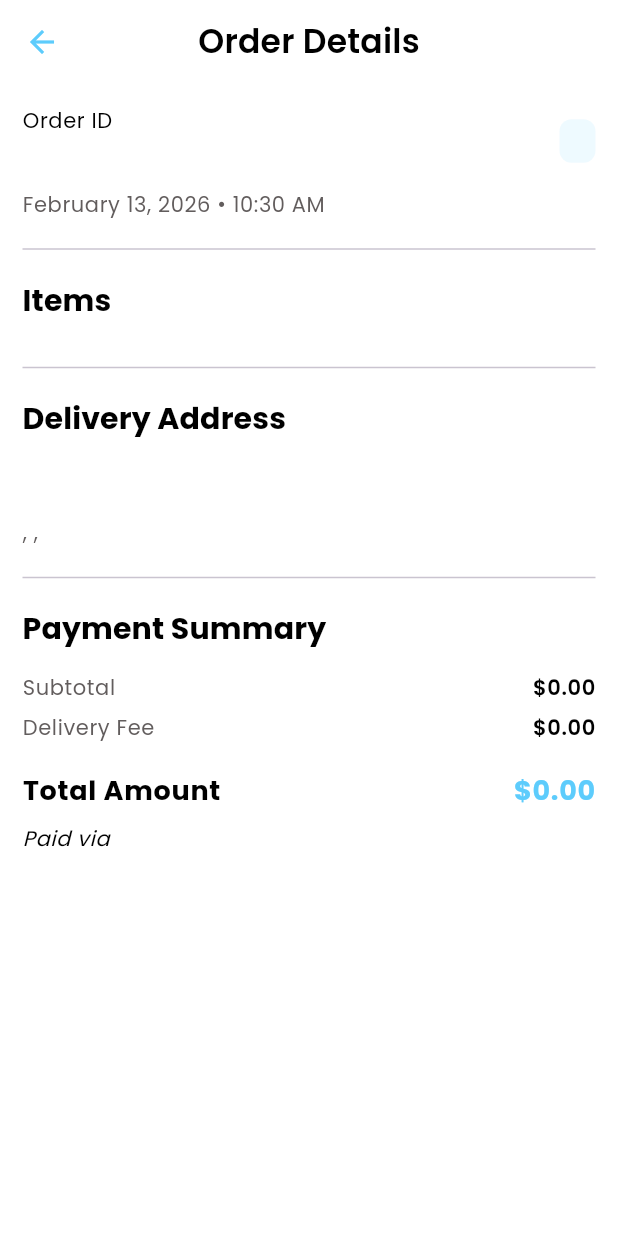
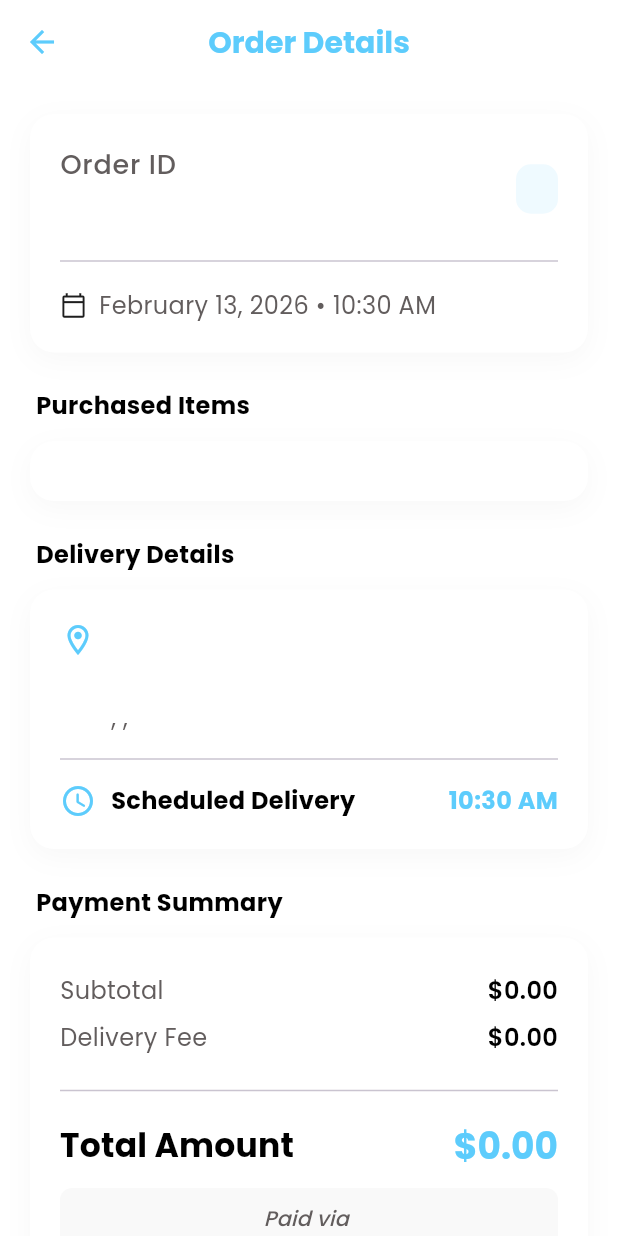
Before and after one commit to DevExplorerr/Drips-Water, a Flutter app: the OrderDetailsScreen screen opened directly with empty values, on a phone screen of 412 x 824 dp. Run offline on Flutter 3.47's test engine with Material 3 defaults, Android fonts, the phone set to English and light mode, and no system bars; our stand-ins replace cached_network_image, cloud_firestore, firebase_auth, firebase_core, googleapis_auth, loading_animation_widget and 3 more; accounts and stored records are empty; generated files the repository leaves out were written again.

Commit message:
feat(order): enhance OrderDetailsScreen and OrderItemTile with improved UI and layout adjustments

```diff
--- a/lib/presentation/screens/orders/order_details_screen.dart
+++ b/lib/presentation/screens/orders/order_details_screen.dart
@@ -11,30 +11,39 @@ class OrderDetailsScreen extends StatelessWidget {
 
   @override
   Widget build(BuildContext context) {
-    final textTheme = Theme.of(context).textTheme;
+    final theme = Theme.of(context);
+    final textTheme = theme.textTheme;
 
     return Scaffold(
-      appBar: AppBar(
-        title: Text("Order Details", style: textTheme.titleMedium),
-        centerTitle: true,
-      ),
+      backgroundColor: theme.scaffoldBackgroundColor,
+      appBar: AppBar(title: const Text("Order Details"), centerTitle: true),
       body: SingleChildScrollView(
-        padding: const EdgeInsets.all(15),
+        physics: const BouncingScrollPhysics(),
+        padding: const .all(20),
         child: Column(
           crossAxisAlignment: CrossAxisAlignment.start,
           children: [
-            // --- Header: ID and Date ---
+            // 1. Order Status & ID Card
+            _buildSectionCard(
+              child: Column(
+                children: [
                   Row(
-              mainAxisAlignment: MainAxisAlignment.spaceBetween,
+                    mainAxisAlignment: .spaceBetween,
                     children: [
                       Column(
-                  crossAxisAlignment: CrossAxisAlignment.start,
+                        crossAxisAlignment: .start,
                         children: [
-                    Text("Order ID", style: textTheme.bodySmall),
+                          Text(
+                            "Order ID",
+                            style: textTheme.bodyLarge?.copyWith(
+                              color: AppColors.secondaryText,
+                            ),
+                          ),
+                          const SizedBox(height: 4),
                           Text(
                             order.id,
-                      style: textTheme.bodyLarge?.copyWith(
-                        fontWeight: FontWeight.bold,
+                            style: textTheme.titleSmall?.copyWith(
+                              fontWeight: .w700,
                             ),
                           ),
                         ],
@@ -42,122 +51,229 @@ class OrderDetailsScreen extends StatelessWidget {
                       _buildStatusBadge(order.status),
                     ],
                   ),
-            const SizedBox(height: 10),
+                  const Padding(
+                    padding: .symmetric(vertical: 10),
+                    child: Divider(),
+                  ),
+                  Row(
+                    children: [
+                      const Icon(
+                        Icons.calendar_today_outlined,
+                        size: 18,
+                        color: AppColors.icon,
+                      ),
+                      const SizedBox(width: 8),
                       Text(
-              DateFormat('MMMM dd, yyyy • hh:mm a').format(order.createdAt),
-              style: textTheme.bodySmall?.copyWith(
+                        DateFormat(
+                          'MMMM dd, yyyy • hh:mm a',
+                        ).format(order.createdAt),
+                        style: textTheme.bodyMedium?.copyWith(
                           color: AppColors.secondaryText,
                         ),
                       ),
-            const Divider(height: 40),
-
-            // --- Section: Items ---
-            Text(
-              "Items",
-              style: textTheme.titleSmall?.copyWith(
-                fontWeight: FontWeight.bold,
+                    ],
+                  ),
+                ],
               ),
             ),
-            const SizedBox(height: 10),
-            Column(
+
+            const SizedBox(height: 24),
+            _sectionHeader("Purchased Items", textTheme),
+
+            // 2. Items List
+            _buildSectionCard(
+              child: Column(
                 children: order.items
                     .map((item) => OrderItemTile(item: item))
                     .toList(),
               ),
-            const Divider(height: 40),
+            ),
 
-            // --- Section: Delivery Address ---
-            Text(
-              "Delivery Address",
-              style: textTheme.titleSmall?.copyWith(
-                fontWeight: FontWeight.bold,
+            const SizedBox(height: 24),
+            _sectionHeader("Delivery Details", textTheme),
+
+            // 3. Address & Time Card
+            _buildSectionCard(
+              child: Column(
+                crossAxisAlignment: .start,
+                children: [
+                  Row(
+                    children: [
+                      const Icon(
+                        Icons.location_on_outlined,
+                        color: AppColors.primary,
                       ),
-            ),
-            const SizedBox(height: 10),
+                      const SizedBox(width: 10),
                       Text(
                         order.address.name,
-              style: textTheme.bodyMedium?.copyWith(
-                fontWeight: FontWeight.w600,
+                        style: textTheme.bodyLarge?.copyWith(fontWeight: .w700),
                       ),
+                    ],
                   ),
-            Text(order.address.phone, style: textTheme.bodySmall),
+                  Padding(
+                    padding: const .only(left: 34, top: 4),
+                    child: Column(
+                      crossAxisAlignment: .start,
+                      children: [
+                        Text(order.address.phone, style: textTheme.bodyMedium),
                         Text(
                           "${order.address.address}, ${order.address.district}, ${order.address.city}",
-              style: textTheme.bodySmall?.copyWith(
+                          style: textTheme.bodyMedium?.copyWith(
                             color: AppColors.secondaryText,
                           ),
                         ),
-            const Divider(height: 40),
-
-            // --- Section: Payment Summary ---
-            Text(
-              "Payment Summary",
-              style: textTheme.titleSmall?.copyWith(
-                fontWeight: FontWeight.bold,
+                      ],
                     ),
                   ),
-            const SizedBox(height: 15),
-            _buildPriceRow("Subtotal", order.subtotal, textTheme),
-            _buildPriceRow("Delivery Fee", order.deliveryFee, textTheme),
+                  if (order.scheduledTime != null) ...[
+                    const Divider(height: 32),
+                    Row(
+                      children: [
+                        const Icon(
+                          Icons.access_time_rounded,
+                          color: AppColors.primary,
+                        ),
+                        const SizedBox(width: 10),
+                        Text(
+                          "Scheduled Delivery",
+                          style: textTheme.bodyMedium?.copyWith(
+                            fontWeight: .w700,
+                          ),
+                        ),
+                        const Spacer(),
+                        Text(
+                          DateFormat('hh:mm a').format(order.scheduledTime!),
+                          style: textTheme.bodyMedium?.copyWith(
+                            color: AppColors.primary,
+                            fontWeight: .w700,
+                          ),
+                        ),
+                      ],
+                    ),
+                  ],
+                ],
+              ),
+            ),
+
+            const SizedBox(height: 24),
+            _sectionHeader("Payment Summary", textTheme),
+
+            // 4. Price Breakdown Card
+            _buildSectionCard(
+              child: Column(
+                children: [
+                  _priceRow("Subtotal", order.subtotal, textTheme),
+                  _priceRow("Delivery Fee", order.deliveryFee, textTheme),
                   if (order.discount > 0)
-              _buildPriceRow(
+                    _priceRow(
                       "Discount",
                       -order.discount,
                       textTheme,
                       isDiscount: true,
                     ),
-            const SizedBox(height: 10),
+                  const Padding(
+                    padding: .symmetric(vertical: 12),
+                    child: Divider(),
+                  ),
                   Row(
-              mainAxisAlignment: MainAxisAlignment.spaceBetween,
+                    mainAxisAlignment: .spaceBetween,
                     children: [
                       Text(
                         "Total Amount",
-                  style: textTheme.bodyLarge?.copyWith(
-                    fontWeight: FontWeight.bold,
+                        style: textTheme.titleMedium?.copyWith(
+                          fontWeight: .w700,
                         ),
                       ),
                       Text(
                         "\$${order.totalAmount.toStringAsFixed(2)}",
-                  style: textTheme.bodyLarge?.copyWith(
-                    fontWeight: FontWeight.bold,
+                        style: textTheme.titleLarge?.copyWith(
+                          fontWeight: .w700,
                           color: AppColors.primary,
                         ),
                       ),
                     ],
                   ),
-            const SizedBox(height: 10),
-            Text(
+                  const SizedBox(height: 12),
+                  Container(
+                    width: .infinity,
+                    padding: const .symmetric(vertical: 10),
+                    decoration: BoxDecoration(
+                      color: AppColors.grey.withValues(alpha: 0.05),
+                      borderRadius: .circular(8),
+                    ),
+                    child: Center(
+                      child: Text(
                         "Paid via ${order.paymentMethod.toUpperCase()}",
-              style: textTheme.bodySmall?.copyWith(fontStyle: FontStyle.italic),
+                        style: textTheme.labelLarge?.copyWith(
+                          fontStyle: .italic,
+                          color: AppColors.secondaryText,
                         ),
+                      ),
+                    ),
+                  ),
+                ],
+              ),
+            ),
+            const SizedBox(height: 40),
           ],
         ),
       ),
     );
   }
 
-  Widget _buildPriceRow(
+  // --- Helper UI Builders ---
+
+  Widget _sectionHeader(String title, TextTheme textTheme) {
+    return Padding(
+      padding: const .only(left: 4, bottom: 12),
+      child: Text(
+        title,
+        style: textTheme.bodyMedium?.copyWith(fontWeight: .w700),
+      ),
+    );
+  }
+
+  Widget _buildSectionCard({required Widget child}) {
+    return Container(
+      width: .infinity,
+      padding: const .all(20),
+      decoration: BoxDecoration(
+        color: AppColors.white,
+        borderRadius: .circular(16),
+        boxShadow: [
+          BoxShadow(
+            color: Colors.black.withValues(alpha: 0.03),
+            blurRadius: 15,
+            offset: const Offset(0, 5),
+          ),
+        ],
+      ),
+      child: child,
+    );
+  }
+
+  Widget _priceRow(
     String label,
     double price,
     TextTheme textTheme, {
     bool isDiscount = false,
   }) {
     return Padding(
-      padding: const EdgeInsets.only(bottom: 8),
+      padding: const .symmetric(vertical: 4),
       child: Row(
-        mainAxisAlignment: MainAxisAlignment.spaceBetween,
+        mainAxisAlignment: .spaceBetween,
         children: [
           Text(
             label,
-            style: textTheme.bodySmall?.copyWith(
+            style: textTheme.bodyMedium?.copyWith(
               color: AppColors.secondaryText,
             ),
           ),
           Text(
             "${isDiscount ? '-' : ''}\$${price.abs().toStringAsFixed(2)}",
-            style: textTheme.bodySmall?.copyWith(
-              color: isDiscount ? Colors.green : AppColors.textLight,
-              fontWeight: FontWeight.w600,
+            style: textTheme.bodyMedium?.copyWith(
+              color: isDiscount ? AppColors.success : AppColors.textLight,
+              fontWeight: .w600,
             ),
           ),
         ],
@@ -167,17 +283,18 @@ class OrderDetailsScreen extends StatelessWidget {
 
   Widget _buildStatusBadge(String status) {
     return Container(
-      padding: const EdgeInsets.symmetric(horizontal: 12, vertical: 6),
+      padding: const .symmetric(horizontal: 14, vertical: 8),
       decoration: BoxDecoration(
-        color: AppColors.primary.withOpacity(0.1),
-        borderRadius: BorderRadius.circular(8),
+        color: AppColors.primary.withValues(alpha: 0.1),
+        borderRadius: .circular(10),
       ),
       child: Text(
         status.toUpperCase(),
         style: const TextStyle(
           color: AppColors.primary,
-          fontWeight: FontWeight.bold,
+          fontWeight: .w700,
           fontSize: 12,
+          letterSpacing: 1.0,
         ),
       ),
     );
--- a/lib/presentation/screens/orders/widgets/order_item_tile.dart
+++ b/lib/presentation/screens/orders/widgets/order_item_tile.dart
@@ -1,6 +1,8 @@
+import 'package:cached_network_image/cached_network_image.dart';
 import 'package:flutter/material.dart';
 import 'package:drips_water/data/models/cart_item_model.dart';
 import 'package:drips_water/core/constants/app_colors.dart';
+import 'package:loading_animation_widget/loading_animation_widget.dart';
 
 class OrderItemTile extends StatelessWidget {
   final CartItemModel item;
@@ -9,41 +11,69 @@ class OrderItemTile extends StatelessWidget {
 
   @override
   Widget build(BuildContext context) {
+    final textTheme = Theme.of(context).textTheme;
+
     return Padding(
-      padding: const EdgeInsets.symmetric(vertical: 8),
+      padding: const .symmetric(vertical: 10),
       child: Row(
         children: [
-          ClipRRect(
-            borderRadius: BorderRadius.circular(8),
-            child: Image.network(
-              item.imageUrl,
-              width: 50,
-              height: 50,
-              fit: BoxFit.cover,
+          // Styled Image Container
+          Container(
+            decoration: BoxDecoration(
+              borderRadius: .circular(12),
+              color: AppColors.grey.withValues(alpha: 0.1),
+            ),
+            child: ClipRRect(
+              borderRadius: .circular(12),
+              child: CachedNetworkImage(
+                imageUrl: item.imageUrl,
+                width: 65,
+                height: 65,
+                fit: .cover,
+                placeholder: (_, __) =>
+                    LoadingAnimationWidget.threeArchedCircle(
+                      color: AppColors.primary,
+                      size: 30,
+                    ),
+                errorWidget: (_, _, _) => const Icon(
+                  Icons.water_drop,
+                  size: 30,
+                  color: AppColors.primary,
+                ),
+              ),
             ),
           ),
-          const SizedBox(width: 15),
+          const SizedBox(width: 16),
+          // Info Section
           Expanded(
             child: Column(
-              crossAxisAlignment: CrossAxisAlignment.start,
+              crossAxisAlignment: .start,
               children: [
                 Text(
                   item.name,
-                  style: const TextStyle(fontWeight: FontWeight.w600),
+                  style: textTheme.bodyMedium?.copyWith(
+                    fontWeight: .w700,
+                    color: AppColors.textLight,
+                  ),
                 ),
+                const SizedBox(height: 4),
                 Text(
-                  "${item.selectedSize} • Qty: ${item.quantity}",
-                  style: const TextStyle(
-                    fontSize: 12,
+                  "${item.selectedSize}  •  Qty: ${item.quantity}",
+                  style: textTheme.bodySmall?.copyWith(
                     color: AppColors.secondaryText,
+                    letterSpacing: 0.5,
                   ),
                 ),
               ],
             ),
           ),
+          // Price Section
           Text(
             "\$${(item.selectedPrice * item.quantity).toStringAsFixed(2)}",
-            style: const TextStyle(fontWeight: FontWeight.bold),
+            style: textTheme.bodyMedium?.copyWith(
+              fontWeight: .w700,
+              color: AppColors.textLight,
+            ),
           ),
         ],
       ),
```
Lines whose indentation alone changed are shown as unchanged.
